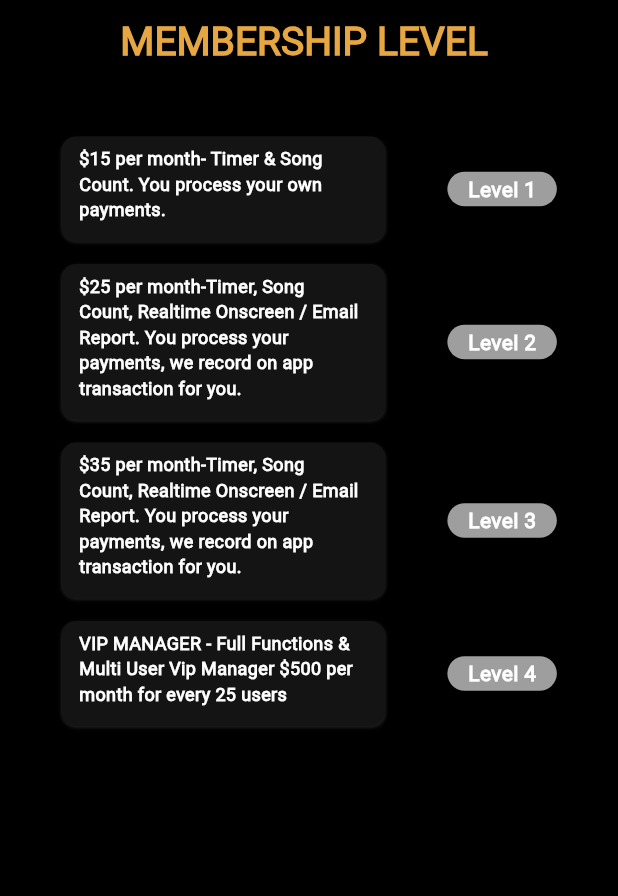
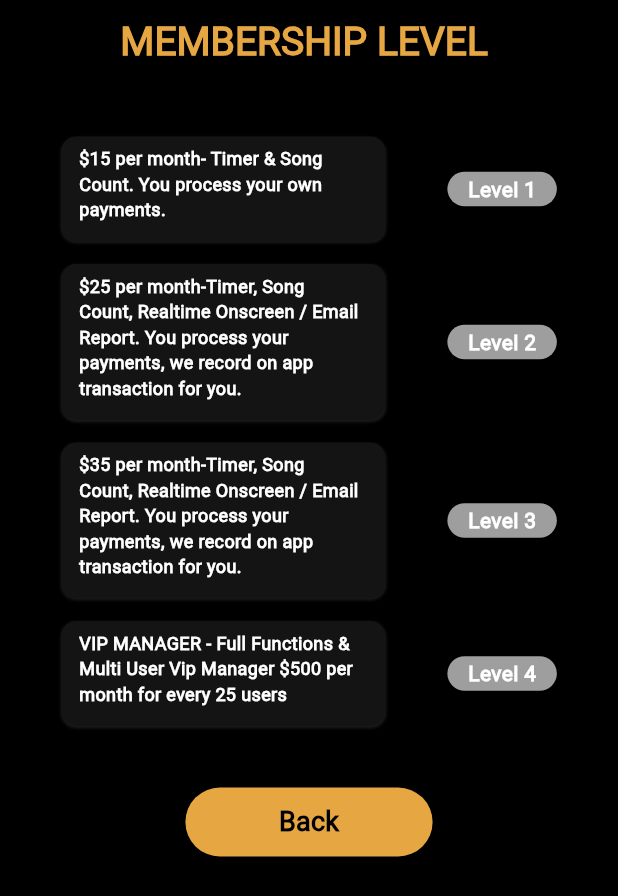
Before and after one commit to yashithasahan/Candela-Mobile, a Flutter app: the MembershipLevel screen opened directly, on a phone screen of 412 x 824 dp. Shown: the top 896 px of the screen. Run offline on Flutter 3.47's test engine with Material 3 defaults, Android fonts, the phone set to English and light mode, and no system bars; our stand-ins replace cloud_firestore, firebase_auth, firebase_core, firebase_storage, flutter_form_builder, flutter_svg and 5 more; missing offline and left inert: flutter_stripe, form_builder_phone_field; accounts and stored records are empty; project files that could hold a hidden picture were left out.

Commit message:
Fixed subscribe btn issue

```diff
--- a/lib/src/features/membership_level/membership_level.dart
+++ b/lib/src/features/membership_level/membership_level.dart
@@ -118,7 +118,7 @@ class _MembershipLevelState extends State<MembershipLevel> {
 
   @override
   Widget build(BuildContext context) {
-    user = Provider.of<UserModel?>(context) ?? UserModel(id: '');
+    final user = Provider.of<UserModel?>(context);
     return SafeArea(
       child: Scaffold(
         backgroundColor: kBgColor,
@@ -249,9 +249,16 @@ class _MembershipLevelState extends State<MembershipLevel> {
                     )
                   ],
                 ),
-                const SizedBox(height: 20),
+                const SizedBox(height: 40),
                 Visibility(
-                  visible: membershipLevel != level,
+                  visible: membershipLevel != level && user != null,
+                  replacement: PrimaryButton(
+                    text: 'Back',
+                    press: () async {
+                      Get.back();
+                    },
+                    width: 0.4,
+                  ),
                   child: isLoading
                       ? const Center(
                           child: CircularProgressIndicator(
@@ -268,7 +275,7 @@ class _MembershipLevelState extends State<MembershipLevel> {
                             } else {
                               membershipCost = calculateMembershipCost(level);
                               await initPaymentSheet(context,
-                                  email: '${user.email}',
+                                  email: '${user?.email}',
                                   amount: membershipCost * 100);
                             }
                             setState(() {
```
